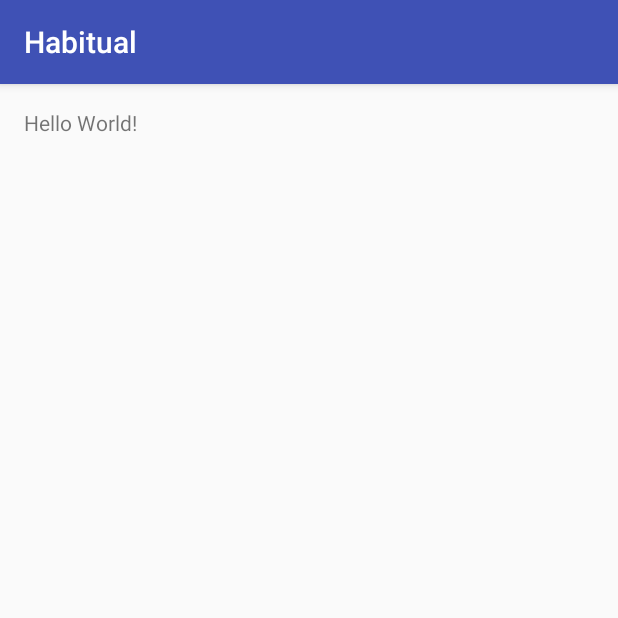
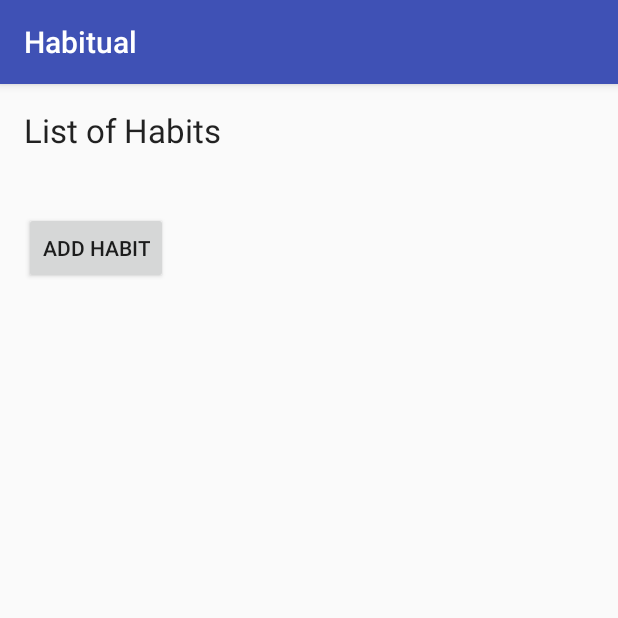
Before and after one commit to mmoussa-old/Habitual, an Android app: the screen it shows after launch (MainActivity), on a phone screen of 412 x 824 dp, the top half of it. Run offline under Robolectric (Android 15) with nearby library versions, the phone set to English and light mode, and no system bars.

Commit message:
Basic main activity layout. Created Habit class and implemented Parcelable.

```diff
--- a/app/src/main/res/layout/activity_main.xml
+++ b/app/src/main/res/layout/activity_main.xml
@@ -1,5 +1,5 @@
 <?xml version="1.0" encoding="utf-8"?>
-<RelativeLayout xmlns:android="http://schemas.android.com/apk/res/android"
+<LinearLayout xmlns:android="http://schemas.android.com/apk/res/android"
     xmlns:tools="http://schemas.android.com/tools"
     android:layout_width="match_parent"
     android:layout_height="match_parent"
@@ -7,10 +7,26 @@
     android:paddingLeft="@dimen/activity_horizontal_margin"
     android:paddingRight="@dimen/activity_horizontal_margin"
     android:paddingTop="@dimen/activity_vertical_margin"
+    android:orientation="vertical"
     tools:context="com.prog20082.habitual.MainActivity">
 
     <TextView
         android:layout_width="wrap_content"
         android:layout_height="wrap_content"
-        android:text="Hello World!" />
-</RelativeLayout>
+        android:text="List of Habits"
+        android:textAppearance="?android:textAppearanceLarge"/>
+
+    <ListView
+        android:layout_marginTop="20dp"
+        android:layout_width="match_parent"
+        android:layout_height="wrap_content">
+
+    </ListView>
+
+    <Button
+        android:layout_marginTop="20dp"
+        android:layout_width="wrap_content"
+        android:layout_height="wrap_content"
+        android:text="Add Habit"
+        android:onClick="addHabit"/>
+</LinearLayout>
```
Also changed, not shown: app/src/main/java/com/prog20082/habitual/Habit.java (added, +110 -0 lines).
